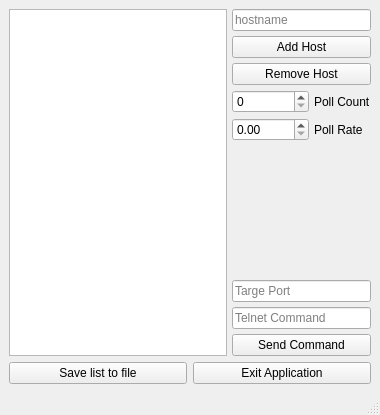
First picture: the form in MyPythonWindow.ui, repository chmod-sorind/PythonGUI, before the edit.
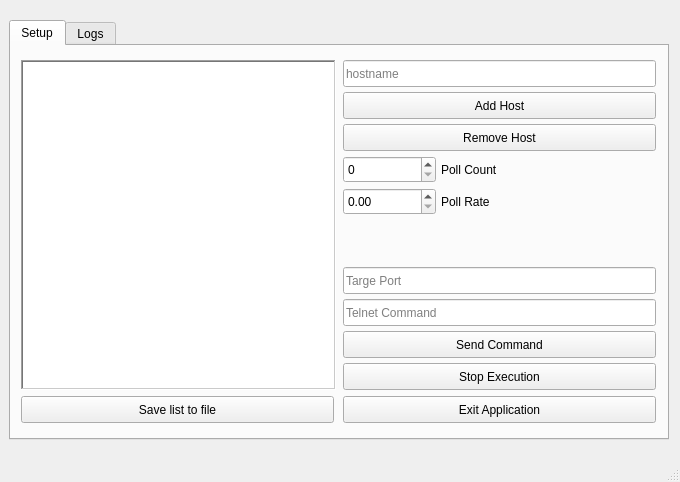
Second picture: the form after the edit.

What changed in the file:
```diff
--- a/MyPythonWindow.ui
+++ b/MyPythonWindow.ui
@@ -9,20 +9,26 @@
    <rect>
     <x>0</x>
     <y>0</y>
-    <width>380</width>
-    <height>415</height>
+    <width>680</width>
+    <height>482</height>
    </rect>
   </property>
+  <property name="sizePolicy">
+   <sizepolicy hsizetype="Preferred" vsizetype="Preferred">
+    <horstretch>0</horstretch>
+    <verstretch>0</verstretch>
+   </sizepolicy>
+  </property>
   <property name="minimumSize">
    <size>
-    <width>270</width>
-    <height>230</height>
+    <width>680</width>
+    <height>482</height>
    </size>
   </property>
   <property name="maximumSize">
    <size>
-    <width>380</width>
-    <height>415</height>
+    <width>680</width>
+    <height>482</height>
    </size>
   </property>
   <property name="focusPolicy">
@@ -38,20 +44,118 @@
    <enum>QTabWidget::Rounded</enum>
   </property>
   <widget class="QWidget" name="centralwidget">
+   <property name="sizePolicy">
+    <sizepolicy hsizetype="Preferred" vsizetype="Preferred">
+     <horstretch>0</horstretch>
+     <verstretch>0</verstretch>
+    </sizepolicy>
+   </property>
+   <property name="minimumSize">
+    <size>
+     <width>670</width>
+     <height>460</height>
+    </size>
+   </property>
+   <property name="maximumSize">
+    <size>
+     <width>670</width>
+     <height>460</height>
+    </size>
+   </property>
    <layout class="QVBoxLayout" name="verticalLayout_2">
     <item>
-     <layout class="QHBoxLayout" name="horizontalLayout_2">
-      <property name="spacing">
-       <number>5</number>
+     <widget class="QTabWidget" name="tabS">
+      <property name="sizePolicy">
+       <sizepolicy hsizetype="Preferred" vsizetype="Preferred">
+        <horstretch>0</horstretch>
+        <verstretch>0</verstretch>
+       </sizepolicy>
       </property>
+      <property name="minimumSize">
+       <size>
+        <width>660</width>
+        <height>420</height>
+       </size>
+      </property>
+      <property name="maximumSize">
+       <size>
+        <width>660</width>
+        <height>420</height>
+       </size>
+      </property>
+      <property name="tabShape">
+       <enum>QTabWidget::Rounded</enum>
+      </property>
+      <property name="currentIndex">
+       <number>0</number>
+      </property>
+      <widget class="QWidget" name="tabSetup">
+       <property name="sizePolicy">
+        <sizepolicy hsizetype="Preferred" vsizetype="Preferred">
+         <horstretch>0</horstretch>
+         <verstretch>0</verstretch>
+        </sizepolicy>
+       </property>
+       <property name="minimumSize">
+        <size>
+         <width>650</width>
+         <height>0</height>
+        </size>
+       </property>
+       <property name="maximumSize">
+        <size>
+         <width>660</width>
+         <height>420</height>
+        </size>
+       </property>
+       <attribute name="title">
+        <string>Setup</string>
+       </attribute>
+       <layout class="QVBoxLayout" name="verticalLayout">
       <item>
+         <layout class="QGridLayout" name="gridLayout">
+          <item row="3" column="1">
+           <spacer name="verticalSpacer_3">
+            <property name="orientation">
+             <enum>Qt::Vertical</enum>
+            </property>
+            <property name="sizeHint" stdset="0">
+             <size>
+              <width>20</width>
+              <height>40</height>
+             </size>
+            </property>
+           </spacer>
+          </item>
+          <item row="1" column="0">
        <widget class="QListView" name="listView">
+            <property name="sizePolicy">
+             <sizepolicy hsizetype="Preferred" vsizetype="Preferred">
+              <horstretch>0</horstretch>
+              <verstretch>0</verstretch>
+             </sizepolicy>
+            </property>
+            <property name="minimumSize">
+             <size>
+              <width>315</width>
+              <height>330</height>
+             </size>
+            </property>
+            <property name="maximumSize">
+             <size>
+              <width>315</width>
+              <height>330</height>
+             </size>
+            </property>
         <property name="frameShape">
-         <enum>QFrame::StyledPanel</enum>
+             <enum>QFrame::WinPanel</enum>
         </property>
         <property name="frameShadow">
          <enum>QFrame::Sunken</enum>
         </property>
+            <property name="lineWidth">
+             <number>2</number>
+            </property>
         <property name="editTriggers">
          <set>QAbstractItemView::DoubleClicked</set>
         </property>
@@ -75,13 +179,31 @@
         </property>
        </widget>
       </item>
-      <item>
-       <layout class="QVBoxLayout" name="verticalLayout">
+          <item row="1" column="1">
+           <layout class="QVBoxLayout" name="rightTopLayout">
         <property name="spacing">
          <number>5</number>
         </property>
         <item>
          <widget class="QLineEdit" name="lineEditHost">
+              <property name="sizePolicy">
+               <sizepolicy hsizetype="Preferred" vsizetype="Preferred">
+                <horstretch>0</horstretch>
+                <verstretch>0</verstretch>
+               </sizepolicy>
+              </property>
+              <property name="minimumSize">
+               <size>
+                <width>313</width>
+                <height>27</height>
+               </size>
+              </property>
+              <property name="maximumSize">
+               <size>
+                <width>313</width>
+                <height>27</height>
+               </size>
+              </property>
           <property name="text">
            <string/>
           </property>
@@ -92,6 +214,24 @@
         </item>
         <item>
          <widget class="QPushButton" name="buttonAddItemToList">
+              <property name="sizePolicy">
+               <sizepolicy hsizetype="Preferred" vsizetype="Preferred">
+                <horstretch>0</horstretch>
+                <verstretch>0</verstretch>
+               </sizepolicy>
+              </property>
+              <property name="minimumSize">
+               <size>
+                <width>313</width>
+                <height>27</height>
+               </size>
+              </property>
+              <property name="maximumSize">
+               <size>
+                <width>313</width>
+                <height>27</height>
+               </size>
+              </property>
           <property name="text">
            <string>Add Host</string>
           </property>
@@ -99,20 +239,50 @@
         </item>
         <item>
          <widget class="QPushButton" name="buttonRemoveItemFromList">
+              <property name="sizePolicy">
+               <sizepolicy hsizetype="Preferred" vsizetype="Preferred">
+                <horstretch>0</horstretch>
+                <verstretch>0</verstretch>
+               </sizepolicy>
+              </property>
+              <property name="minimumSize">
+               <size>
+                <width>313</width>
+                <height>27</height>
+               </size>
+              </property>
+              <property name="maximumSize">
+               <size>
+                <width>313</width>
+                <height>27</height>
+               </size>
+              </property>
           <property name="text">
            <string>Remove Host</string>
           </property>
          </widget>
         </item>
         <item>
-         <layout class="QFormLayout" name="formLayout">
+             <layout class="QFormLayout" name="rightMiddleLayout">
           <property name="fieldGrowthPolicy">
            <enum>QFormLayout::AllNonFixedFieldsGrow</enum>
           </property>
-          <item row="1" column="0">
-           <layout class="QVBoxLayout" name="verticalLayout_3">
+              <item row="2" column="0">
+               <layout class="QVBoxLayout" name="checkBoxesLayout">
             <item>
              <widget class="QSpinBox" name="countBox">
+                  <property name="sizePolicy">
+                   <sizepolicy hsizetype="Preferred" vsizetype="Preferred">
+                    <horstretch>0</horstretch>
+                    <verstretch>0</verstretch>
+                   </sizepolicy>
+                  </property>
+                  <property name="minimumSize">
+                   <size>
+                    <width>93</width>
+                    <height>27</height>
+                   </size>
+                  </property>
               <property name="maximum">
                <number>9999</number>
               </property>
@@ -120,6 +290,18 @@
             </item>
             <item>
              <widget class="QDoubleSpinBox" name="frequencyBox">
+                  <property name="sizePolicy">
+                   <sizepolicy hsizetype="Preferred" vsizetype="Preferred">
+                    <horstretch>0</horstretch>
+                    <verstretch>0</verstretch>
+                   </sizepolicy>
+                  </property>
+                  <property name="minimumSize">
+                   <size>
+                    <width>93</width>
+                    <height>27</height>
+                   </size>
+                  </property>
               <property name="specialValueText">
                <string/>
               </property>
@@ -133,10 +315,16 @@
             </item>
            </layout>
           </item>
-          <item row="1" column="1">
-           <layout class="QVBoxLayout" name="verticalLayout_4">
+              <item row="2" column="1">
+               <layout class="QVBoxLayout" name="labelLayout">
             <item>
              <widget class="QLabel" name="labelCount">
+                  <property name="sizePolicy">
+                   <sizepolicy hsizetype="Preferred" vsizetype="Preferred">
+                    <horstretch>0</horstretch>
+                    <verstretch>0</verstretch>
+                   </sizepolicy>
+                  </property>
               <property name="text">
                <string>Poll Count</string>
               </property>
@@ -144,6 +332,12 @@
             </item>
             <item>
              <widget class="QLabel" name="labelFrequency">
+                  <property name="sizePolicy">
+                   <sizepolicy hsizetype="Preferred" vsizetype="Preferred">
+                    <horstretch>0</horstretch>
+                    <verstretch>0</verstretch>
+                   </sizepolicy>
+                  </property>
               <property name="text">
                <string>Poll Rate</string>
               </property>
@@ -168,6 +362,24 @@
         </item>
         <item>
          <widget class="QLineEdit" name="lineEditPort">
+              <property name="sizePolicy">
+               <sizepolicy hsizetype="Preferred" vsizetype="Preferred">
+                <horstretch>0</horstretch>
+                <verstretch>0</verstretch>
+               </sizepolicy>
+              </property>
+              <property name="minimumSize">
+               <size>
+                <width>313</width>
+                <height>27</height>
+               </size>
+              </property>
+              <property name="maximumSize">
+               <size>
+                <width>313</width>
+                <height>27</height>
+               </size>
+              </property>
           <property name="placeholderText">
            <string>Targe Port</string>
           </property>
@@ -175,6 +387,24 @@
         </item>
         <item>
          <widget class="QLineEdit" name="lineEditCommand">
+              <property name="sizePolicy">
+               <sizepolicy hsizetype="Preferred" vsizetype="Preferred">
+                <horstretch>0</horstretch>
+                <verstretch>0</verstretch>
+               </sizepolicy>
+              </property>
+              <property name="minimumSize">
+               <size>
+                <width>313</width>
+                <height>27</height>
+               </size>
+              </property>
+              <property name="maximumSize">
+               <size>
+                <width>313</width>
+                <height>27</height>
+               </size>
+              </property>
           <property name="placeholderText">
            <string>Telnet Command</string>
           </property>
@@ -182,32 +412,132 @@
         </item>
         <item>
          <widget class="QPushButton" name="buttonSendCommand">
+              <property name="sizePolicy">
+               <sizepolicy hsizetype="Preferred" vsizetype="Preferred">
+                <horstretch>0</horstretch>
+                <verstretch>0</verstretch>
+               </sizepolicy>
+              </property>
+              <property name="minimumSize">
+               <size>
+                <width>313</width>
+                <height>27</height>
+               </size>
+              </property>
+              <property name="maximumSize">
+               <size>
+                <width>313</width>
+                <height>27</height>
+               </size>
+              </property>
           <property name="text">
            <string>Send Command</string>
           </property>
          </widget>
         </item>
-       </layout>
+            <item>
+             <widget class="QPushButton" name="buttonStopTelnet">
+              <property name="sizePolicy">
+               <sizepolicy hsizetype="Preferred" vsizetype="Preferred">
+                <horstretch>0</horstretch>
+                <verstretch>0</verstretch>
+               </sizepolicy>
+              </property>
+              <property name="minimumSize">
+               <size>
+                <width>313</width>
+                <height>27</height>
+               </size>
+              </property>
+              <property name="maximumSize">
+               <size>
+                <width>313</width>
+                <height>27</height>
+               </size>
+              </property>
+              <property name="text">
+               <string>Stop Execution</string>
+              </property>
+             </widget>
       </item>
      </layout>
     </item>
-    <item>
-     <layout class="QHBoxLayout" name="horizontalLayout">
-      <item>
-       <widget class="QPushButton" name="buttonSaveToFile">
+          <item row="2" column="0">
+           <widget class="QPushButton" name="buttonSaveToFile_2">
+            <property name="sizePolicy">
+             <sizepolicy hsizetype="Preferred" vsizetype="Preferred">
+              <horstretch>0</horstretch>
+              <verstretch>0</verstretch>
+             </sizepolicy>
+            </property>
+            <property name="minimumSize">
+             <size>
+              <width>313</width>
+              <height>27</height>
+             </size>
+            </property>
+            <property name="maximumSize">
+             <size>
+              <width>313</width>
+              <height>27</height>
+             </size>
+            </property>
         <property name="text">
          <string>Save list to file</string>
         </property>
        </widget>
       </item>
-      <item>
-       <widget class="QPushButton" name="buttonCancel">
+          <item row="2" column="1">
+           <widget class="QPushButton" name="buttonCancel_2">
+            <property name="sizePolicy">
+             <sizepolicy hsizetype="Preferred" vsizetype="Preferred">
+              <horstretch>0</horstretch>
+              <verstretch>0</verstretch>
+             </sizepolicy>
+            </property>
+            <property name="minimumSize">
+             <size>
+              <width>313</width>
+              <height>27</height>
+             </size>
+            </property>
+            <property name="maximumSize">
+             <size>
+              <width>313</width>
+              <height>27</height>
+             </size>
+            </property>
         <property name="text">
          <string>Exit Application</string>
         </property>
        </widget>
       </item>
-     </layout>
+          <item row="0" column="0">
+           <spacer name="verticalSpacer_4">
+            <property name="orientation">
+             <enum>Qt::Vertical</enum>
+            </property>
+            <property name="sizeHint" stdset="0">
+             <size>
+              <width>20</width>
+              <height>40</height>
+             </size>
+            </property>
+           </spacer>
+          </item>
+         </layout>
+        </item>
+       </layout>
+       <zorder>listView</zorder>
+       <zorder>listView</zorder>
+       <zorder>gridLayoutWidget</zorder>
+      </widget>
+      <widget class="QWidget" name="tabLogs">
+       <attribute name="title">
+        <string>Logs</string>
+       </attribute>
+      </widget>
+     </widget>
     </item>
    </layout>
   </widget>
```
Left out of the diff: 12 changed lines with no effect on the pictures. Lines whose indentation alone changed are shown as unchanged.
